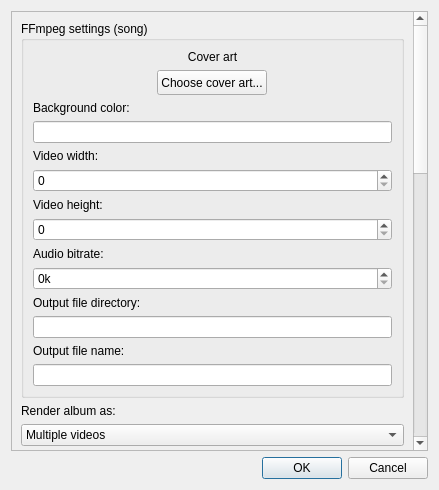
First picture: the form in ui/songsettingswindow.ui, repository 7x11x13/songs-to-youtube, before the edit.
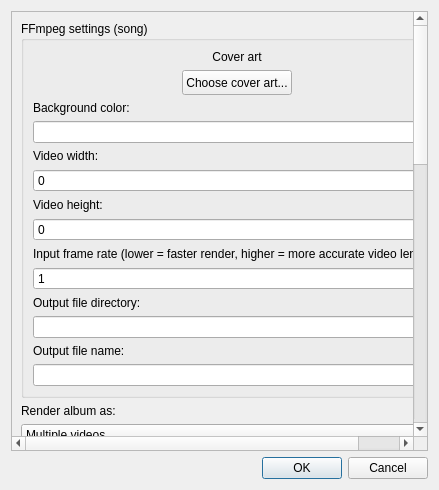
Second picture: the form after the edit. Custom widgets are drawn as their Qt base class.

Commit message: Make FFmpeg encoding faster and produce smaller files

```diff
--- a/ui/songsettingswindow.ui
+++ b/ui/songsettingswindow.ui
@@ -38,8 +38,8 @@
       <property name="geometry">
        <rect>
         <x>0</x>
-        <y>-495</y>
-        <width>405</width>
+        <y>0</y>
+        <width>423</width>
         <height>1198</height>
        </rect>
       </property>
@@ -138,17 +138,17 @@
           <item>
            <widget class="QLabel" name="label_26">
             <property name="text">
-             <string>Audio bitrate:</string>
+             <string>Input frame rate (lower = faster render, higher = more accurate video length):</string>
             </property>
            </widget>
           </item>
           <item>
-           <widget class="QSpinBox" name="audioBitrate">
-            <property name="suffix">
-             <string>k</string>
+           <widget class="QSpinBox" name="inputFrameRate">
+            <property name="minimum">
+             <number>1</number>
             </property>
             <property name="maximum">
-             <number>99999</number>
+             <number>1000</number>
             </property>
            </widget>
           </item>
```
The commit also changes 6 other files.
